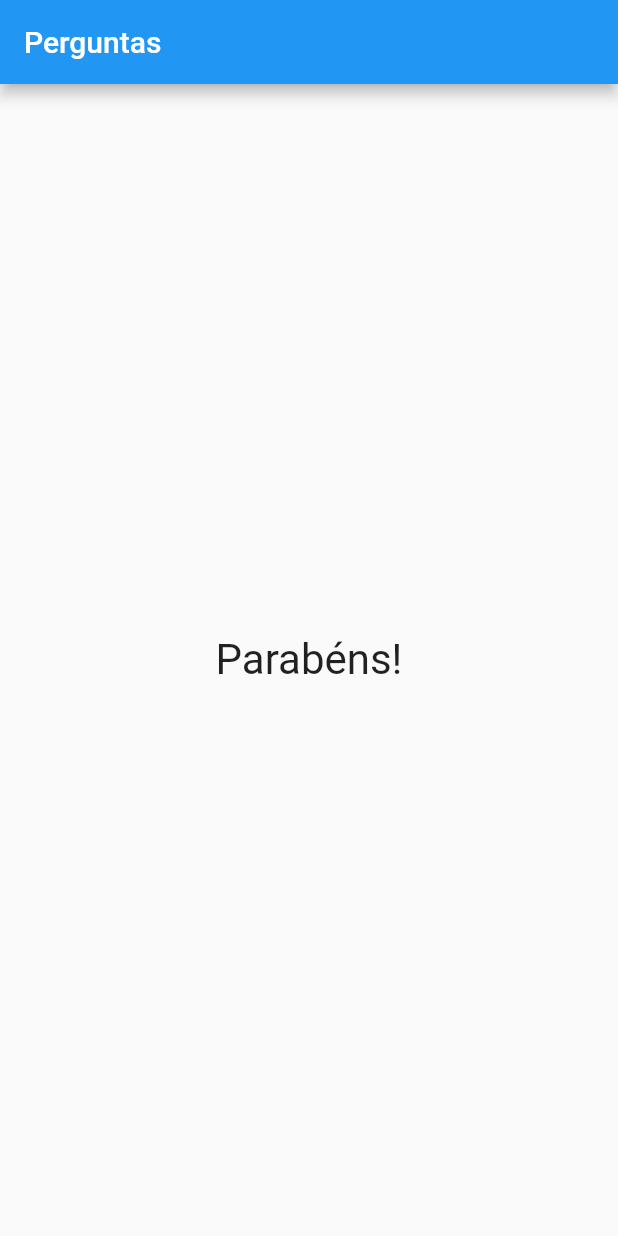
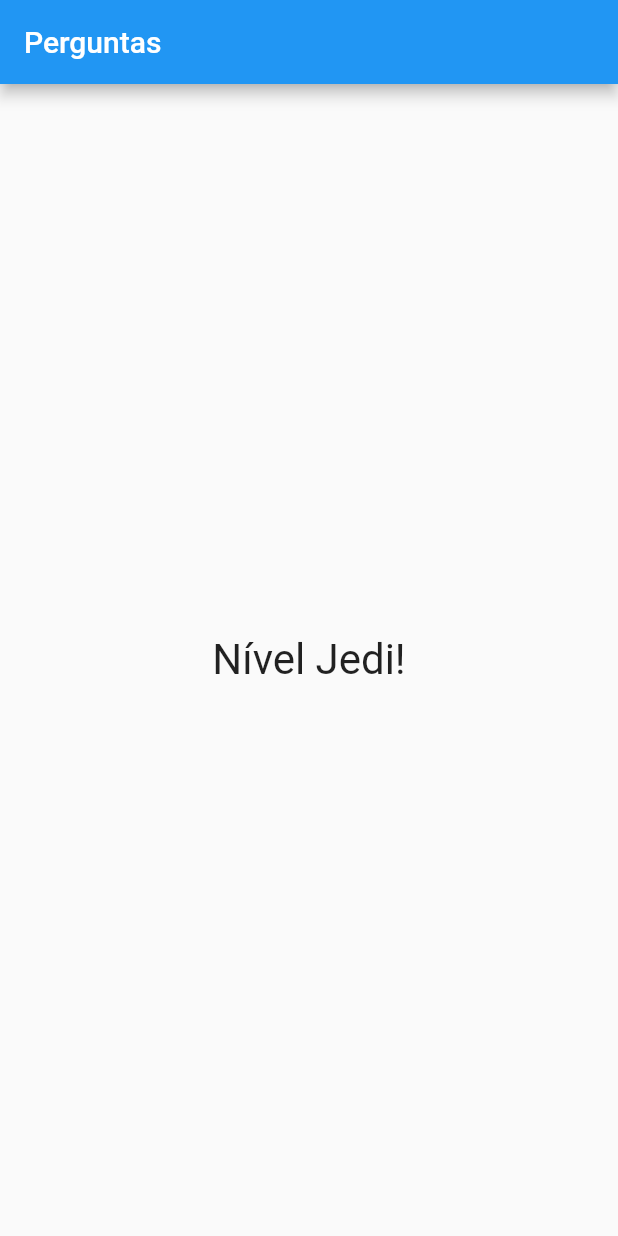
Before and after one commit to jhonatancassante/questionario_flutter, a Flutter app: the screen it shows after launch, after a tap on "Preto", after a tap on "Cobra", after a tap on "Leo", on a phone screen of 412 x 824 dp. Run offline on Flutter 3.47's test engine with Material 2 defaults, Android fonts, the light colour scheme and no system bars.

Commit message:
Implementado resposta final de acordo com pontuação

```diff
--- a/lib/main.dart
+++ b/lib/main.dart
@@ -63,7 +63,7 @@ class _PerguntaAppState extends State<PerguntaApp> {
                 perguntaSelecionada: _perguntaSelecionada,
                 responder: _responder,
               )
-            : const Resultado(),
+            : Resultado(_pontuacaoTotal),
       ),
     );
   }
--- a/lib/resultado.dart
+++ b/lib/resultado.dart
@@ -1,14 +1,28 @@
 import 'package:flutter/material.dart';
 
 class Resultado extends StatelessWidget {
-  const Resultado({super.key});
+  final int pontuacao;
+
+  const Resultado(this.pontuacao, {super.key});
+
+  String get fraseResultado {
+    if (pontuacao < 8) {
+      return 'Parabéns!';
+    } else if (pontuacao < 12) {
+      return 'Você é bom!';
+    } else if (pontuacao < 16) {
+      return 'Impressionante!';
+    } else {
+      return 'Nível Jedi!';
+    }
+  }
 
   @override
   Widget build(BuildContext context) {
-    return const Center(
+    return Center(
       child: Text(
-        'Parabéns!',
-        style: TextStyle(fontSize: 28),
+        fraseResultado,
+        style: const TextStyle(fontSize: 28),
       ),
     );
   }
```
